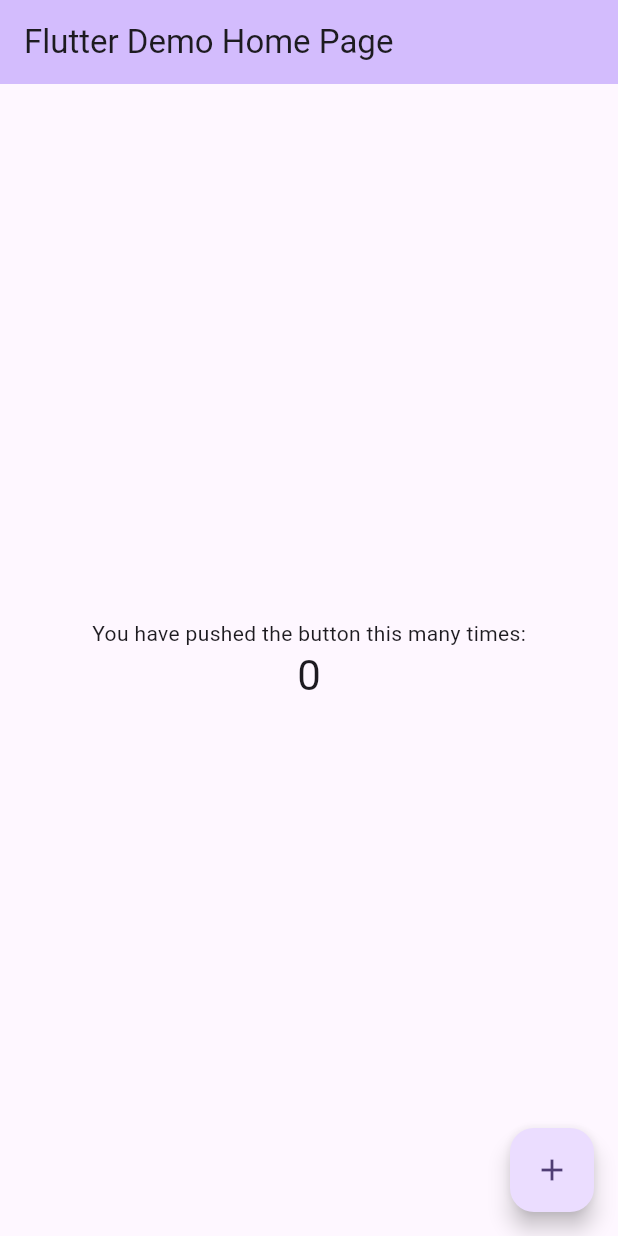
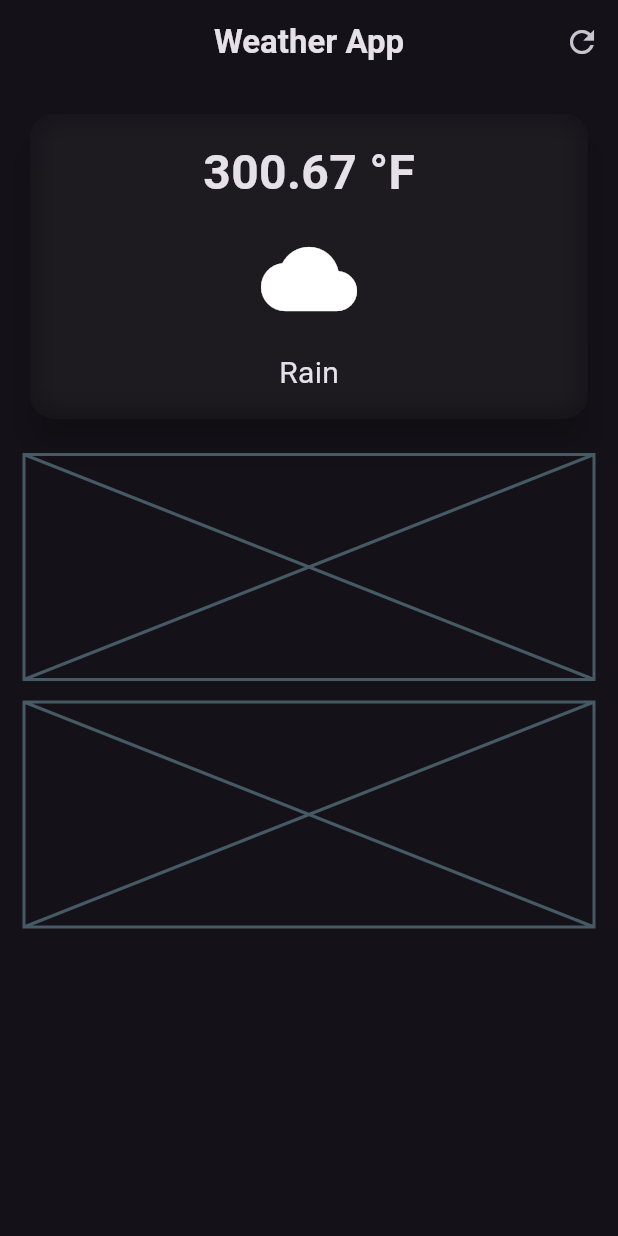
Before and after one commit to jodosjodos/weather_app, a Flutter app: the screen it shows after launch, on a phone screen of 412 x 824 dp. Run offline on Flutter 3.47's test engine with Material 3 defaults, Android fonts, the phone set to English and light mode, and no system bars.

Commit message:
[add] add weather_screen

```diff
--- a/lib/main.dart
+++ b/lib/main.dart
@@ -1,125 +1,21 @@
 import 'package:flutter/material.dart';
+import 'package:weather_app/weather_screen.dart';
 
 void main() {
-  runApp(const MyApp());
+  runApp(const WeatherApp());
 }
 
-class MyApp extends StatelessWidget {
-  const MyApp({super.key});
+class WeatherApp extends StatelessWidget {
+  const WeatherApp({super.key});
 
-  // This widget is the root of your application.
   @override
   Widget build(BuildContext context) {
     return MaterialApp(
-      title: 'Flutter Demo',
-      theme: ThemeData(
-        // This is the theme of your application.
-        //
-        // TRY THIS: Try running your application with "flutter run". You'll see
-        // the application has a purple toolbar. Then, without quitting the app,
-        // try changing the seedColor in the colorScheme below to Colors.green
-        // and then invoke "hot reload" (save your changes or press the "hot
-        // reload" button in a Flutter-supported IDE, or press "r" if you used
-        // the command line to start the app).
-        //
-        // Notice that the counter didn't reset back to zero; the application
-        // state is not lost during the reload. To reset the state, use hot
-        // restart instead.
-        //
-        // This works for code too, not just values: Most code changes can be
-        // tested with just a hot reload.
-        colorScheme: ColorScheme.fromSeed(seedColor: Colors.deepPurple),
+      theme: ThemeData.dark(
         useMaterial3: true,
       ),
-      home: const MyHomePage(title: 'Flutter Demo Home Page'),
+      debugShowCheckedModeBanner: false,
+      home: const WeatherScreen(),
     );
   }
 }
-
-class MyHomePage extends StatefulWidget {
-  const MyHomePage({super.key, required this.title});
-
-  // This widget is the home page of your application. It is stateful, meaning
-  // that it has a State object (defined below) that contains fields that affect
-  // how it looks.
-
-  // This class is the configuration for the state. It holds the values (in this
-  // case the title) provided by the parent (in this case the App widget) and
-  // used by the build method of the State. Fields in a Widget subclass are
-  // always marked "final".
-
-  final String title;
-
-  @override
-  State<MyHomePage> createState() => _MyHomePageState();
-}
-
-class _MyHomePageState extends State<MyHomePage> {
-  int _counter = 0;
-
-  void _incrementCounter() {
-    setState(() {
-      // This call to setState tells the Flutter framework that something has
-      // changed in this State, which causes it to rerun the build method below
-      // so that the display can reflect the updated values. If we changed
-      // _counter without calling setState(), then the build method would not be
-      // called again, and so nothing would appear to happen.
-      _counter++;
-    });
-  }
-
-  @override
-  Widget build(BuildContext context) {
-    // This method is rerun every time setState is called, for instance as done
-    // by the _incrementCounter method above.
-    //
-    // The Flutter framework has been optimized to make rerunning build methods
-    // fast, so that you can just rebuild anything that needs updating rather
-    // than having to individually change instances of widgets.
-    return Scaffold(
-      appBar: AppBar(
-        // TRY THIS: Try changing the color here to a specific color (to
-        // Colors.amber, perhaps?) and trigger a hot reload to see the AppBar
-        // change color while the other colors stay the same.
-        backgroundColor: Theme.of(context).colorScheme.inversePrimary,
-        // Here we take the value from the MyHomePage object that was created by
-        // the App.build method, and use it to set our appbar title.
-        title: Text(widget.title),
-      ),
-      body: Center(
-        // Center is a layout widget. It takes a single child and positions it
-        // in the middle of the parent.
-        child: Column(
-          // Column is also a layout widget. It takes a list of children and
-          // arranges them vertically. By default, it sizes itself to fit its
-          // children horizontally, and tries to be as tall as its parent.
-          //
-          // Column has various properties to control how it sizes itself and
-          // how it positions its children. Here we use mainAxisAlignment to
-          // center the children vertically; the main axis here is the vertical
-          // axis because Columns are vertical (the cross axis would be
-          // horizontal).
-          //
-          // TRY THIS: Invoke "debug painting" (choose the "Toggle Debug Paint"
-          // action in the IDE, or press "p" in the console), to see the
-          // wireframe for each widget.
-          mainAxisAlignment: MainAxisAlignment.center,
-          children: <Widget>[
-            const Text(
-              'You have pushed the button this many times:',
-            ),
-            Text(
-              '$_counter',
-              style: Theme.of(context).textTheme.headlineMedium,
-            ),
-          ],
-        ),
-      ),
-      floatingActionButton: FloatingActionButton(
-        onPressed: _incrementCounter,
-        tooltip: 'Increment',
-        child: const Icon(Icons.add),
-      ), // This trailing comma makes auto-formatting nicer for build methods.
-    );
-  }
-}
--- /dev/null
+++ b/lib/weather_screen.dart
@@ -0,0 +1,105 @@
+import 'dart:ui';
+
+import 'package:flutter/material.dart';
+import 'package:flutter/widgets.dart';
+
+class WeatherScreen extends StatelessWidget {
+  const WeatherScreen({super.key});
+
+  @override
+  Widget build(BuildContext context) {
+    return Scaffold(
+      appBar: AppBar(
+        title: const Text(
+          "Weather App",
+          style: TextStyle(
+            fontWeight: FontWeight.bold,
+          ),
+        ),
+        centerTitle: true,
+        actions: [
+          IconButton(
+            icon: const Icon(
+              Icons.refresh,
+            ),
+            onPressed: () {
+              print("refresh");
+            },
+          ),
+        ],
+      ),
+      body: Padding(
+        padding: EdgeInsets.all(16),
+        child: Column(
+          children: [
+            // main card
+            SizedBox(
+              width: double.infinity,
+              child: Card(
+                elevation: 10,
+                shape: RoundedRectangleBorder(
+                  borderRadius: BorderRadius.circular(
+                    16,
+                  ),
+                ),
+                child: ClipRRect(
+                  borderRadius: BorderRadius.circular(
+                    16,
+                  ),
+                  child: BackdropFilter(
+                    filter: ImageFilter.blur(sigmaX: 10, sigmaY: 10),
+                    child: const Padding(
+                      padding: EdgeInsets.all(16),
+                      child: Column(
+                        // mainAxisAlignment: MainAxisAlignment.spaceBetween,
+                        children: [
+                          Text(
+                            "300.67 °F",
+                            style: TextStyle(
+                              fontSize: 32,
+                              fontWeight: FontWeight.bold,
+                            ),
+                          ),
+                          SizedBox(
+                            height: 16,
+                          ),
+                          Icon(
+                            Icons.cloud,
+                            size: 64,
+                          ),
+                          SizedBox(
+                            height: 16,
+                          ),
+                          Text(
+                            "Rain",
+                            style: TextStyle(
+                              fontSize: 20,
+                            ),
+                          ),
+                        ],
+                      ),
+                    ),
+                  ),
+                ),
+              ),
+            ),
+            SizedBox(
+              height: 20,
+            ),
+            // weather forecast cards
+            Placeholder(
+              fallbackHeight: 150,
+            ),
+            SizedBox(
+              height: 15,
+            ),
+            // addition information
+            Placeholder(
+              fallbackHeight: 150,
+            ),
+          ],
+        ),
+      ),
+    );
+  }
+}
```
